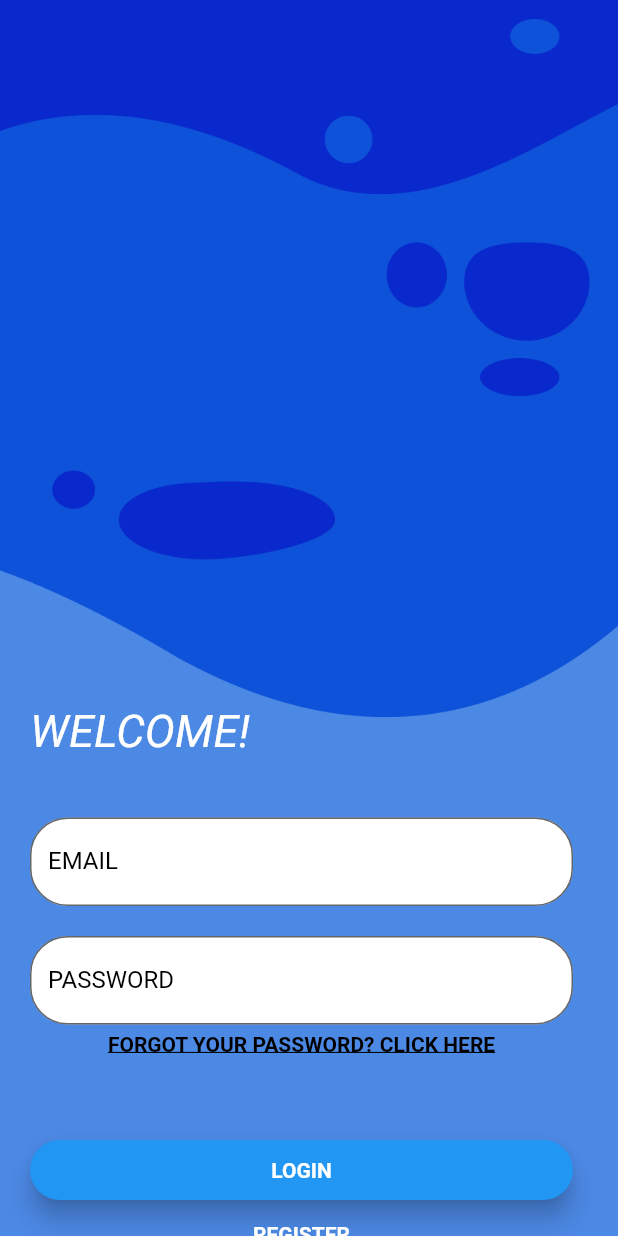
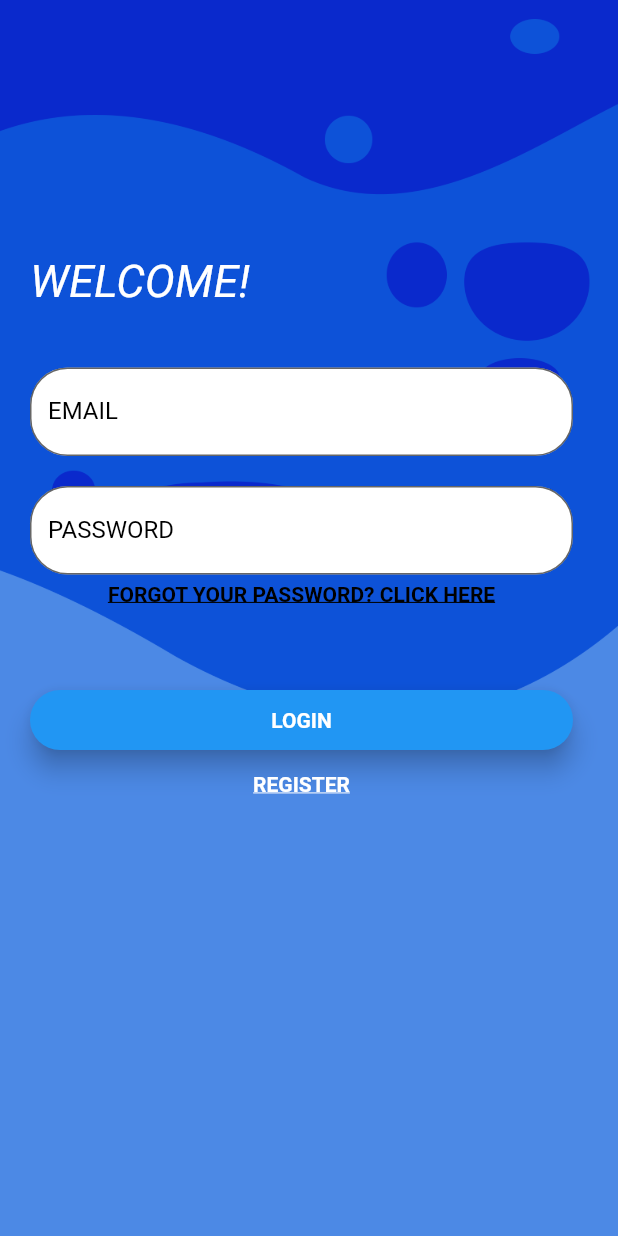
Before and after one commit to aryankandari/WaterGy-App-branch, a Flutter app: the screen it shows after launch, on a phone screen of 412 x 824 dp. Run offline on Flutter 3.47's test engine with Material 2 defaults, Android fonts, the phone set to English and light mode, and no system bars; our stand-ins replace cloud_firestore, firebase_auth, firebase_core; accounts and stored records are empty; Roboto replaces fonts that are missing (Montserrat).

Commit message:
Update main.dart

```diff
--- a/watergy/lib/main.dart
+++ b/watergy/lib/main.dart
@@ -106,7 +106,7 @@ class _LoginPageState extends State<LoginPage> {
         crossAxisAlignment: CrossAxisAlignment.start,
         children: <Widget>[
           const SizedBox(
-            height: 350, //gap
+            height: 50, //gap
           ),
           // ignore: avoid_unnecessary_containers
           Container(
```
